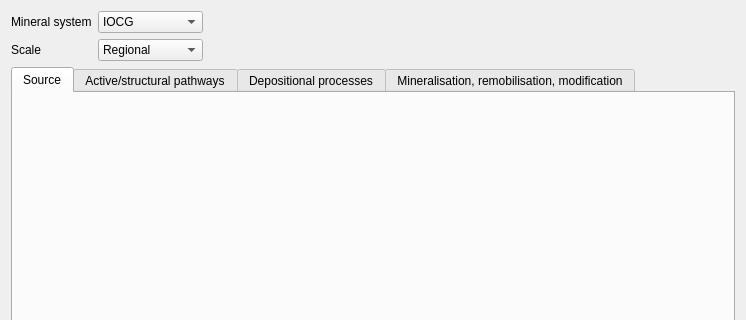
GispoCoding/eis_qgis_plugin, file eis_qgis_plugin/resources/ui/mineral_proxies/proxy_view.ui: the form before one commit; both pictures show x 0 to 746 and y 0 to 320 of the 746 by 752 pixel window.
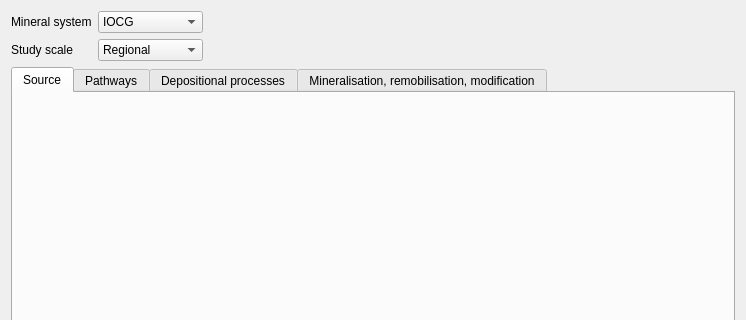
The form after the commit.

Commit message: Change keywords to category, change geochem color to green, add back button to proxy creation, link proxy view and preparation to the Wizard UI

```diff
--- a/eis_qgis_plugin/resources/ui/mineral_proxies/proxy_view.ui
+++ b/eis_qgis_plugin/resources/ui/mineral_proxies/proxy_view.ui
@@ -52,7 +52,7 @@
        <item row="1" column="0">
         <widget class="QLabel" name="scale_selection_label">
          <property name="text">
-          <string>Scale</string>
+          <string>Study scale</string>
          </property>
         </widget>
        </item>
@@ -112,7 +112,7 @@
        </widget>
        <widget class="QWidget" name="pathway_tab">
         <attribute name="title">
-         <string>Active/structural pathways</string>
+         <string>Pathways</string>
         </attribute>
        </widget>
        <widget class="QWidget" name="depositional_tab">
```
The commit also changes 6 other files.
